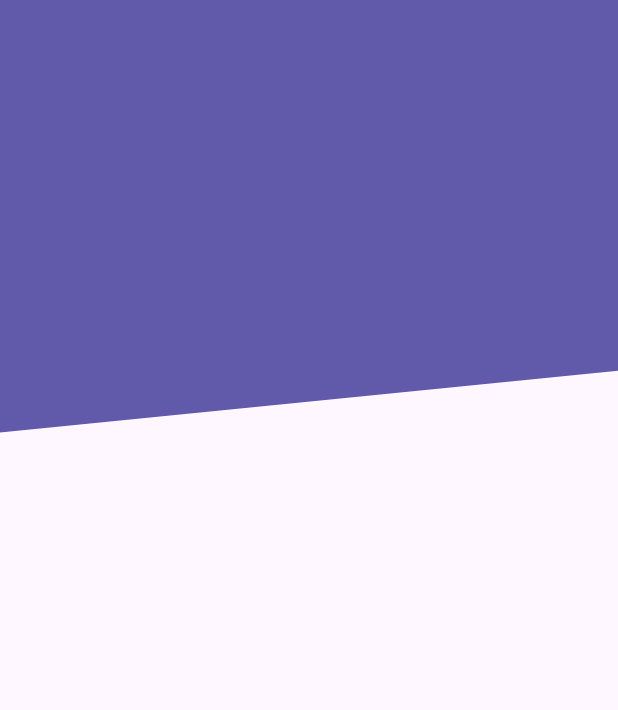
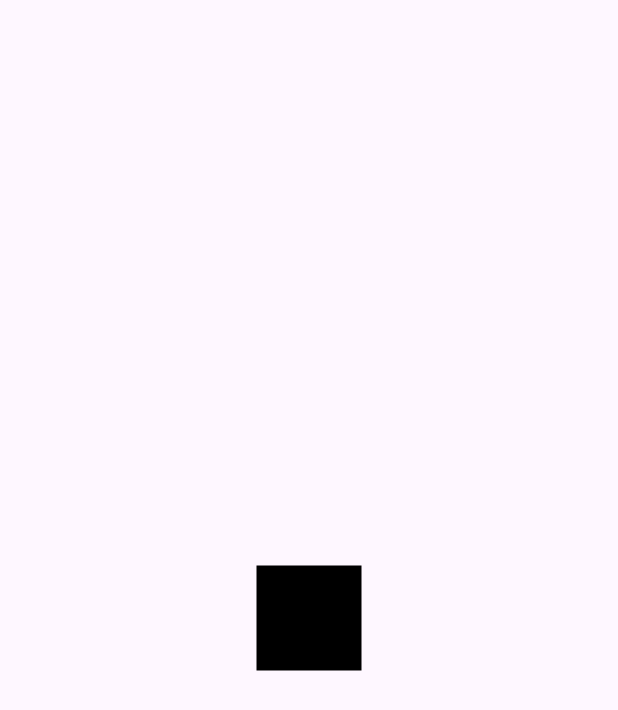
Before and after one commit to carlosdiazz/flutter_disenos_2, a Flutter app: the screen it shows after launch, on a phone screen of 412 x 824 dp. Shown: the top 710 px of the screen. Run offline on Flutter 3.47's test engine with Material 3 defaults, Android fonts, the phone set to English and light mode, and no system bars.

Commit message:
Agregando Animaciones

```diff
--- a/lib/main.dart
+++ b/lib/main.dart
@@ -1,4 +1,4 @@
-import 'package:custom_painter/src/pages/headers_page.dart';
+import 'package:custom_painter/src/pages/pages.dart';
 import 'package:flutter/material.dart';
 
 void main() {
@@ -11,6 +11,6 @@ class MainApp extends StatelessWidget {
   @override
   Widget build(BuildContext context) {
     return const MaterialApp(
-        debugShowCheckedModeBanner: false, home: HeadersPage());
+        debugShowCheckedModeBanner: false, home: AnimacionesPage());
   }
 }
--- /dev/null
+++ b/lib/src/pages/animaciones_page.dart
@@ -0,0 +1,43 @@
+import 'package:flutter/material.dart';
+
+class AnimacionesPage extends StatelessWidget {
+  const AnimacionesPage({super.key});
+
+  @override
+  Widget build(BuildContext context) {
+    return const Scaffold(
+      body: Center(
+        child: CuadradoAnimado(),
+      ),
+    );
+  }
+}
+
+class CuadradoAnimado extends StatefulWidget {
+  const CuadradoAnimado({
+    super.key,
+  });
+
+  @override
+  State<CuadradoAnimado> createState() => _CuadradoAnimadoState();
+}
+
+class _CuadradoAnimadoState extends State<CuadradoAnimado> {
+  @override
+  Widget build(BuildContext context) {
+    return const _Rectangulo();
+  }
+}
+
+class _Rectangulo extends StatelessWidget {
+  const _Rectangulo();
+
+  @override
+  Widget build(BuildContext context) {
+    return Container(
+      width: 70,
+      height: 70,
+      decoration: const BoxDecoration(color: Colors.black),
+    );
+  }
+}
--- a/lib/src/pages/headers_page.dart
+++ b/lib/src/pages/headers_page.dart
@@ -7,7 +7,7 @@ class HeadersPage extends StatelessWidget {
   @override
   Widget build(BuildContext context) {
     return const Scaffold(
-      body: HeaderDiagonal(),
+      body: HeaderWave(),
     );
   }
 }
--- /dev/null
+++ b/lib/src/pages/pages.dart
@@ -0,0 +1,2 @@
+export './animaciones_page.dart';
+export './headers_page.dart';
```
Also changed, not shown: lib/src/widgets/headers.dart (+170 -0 lines).
